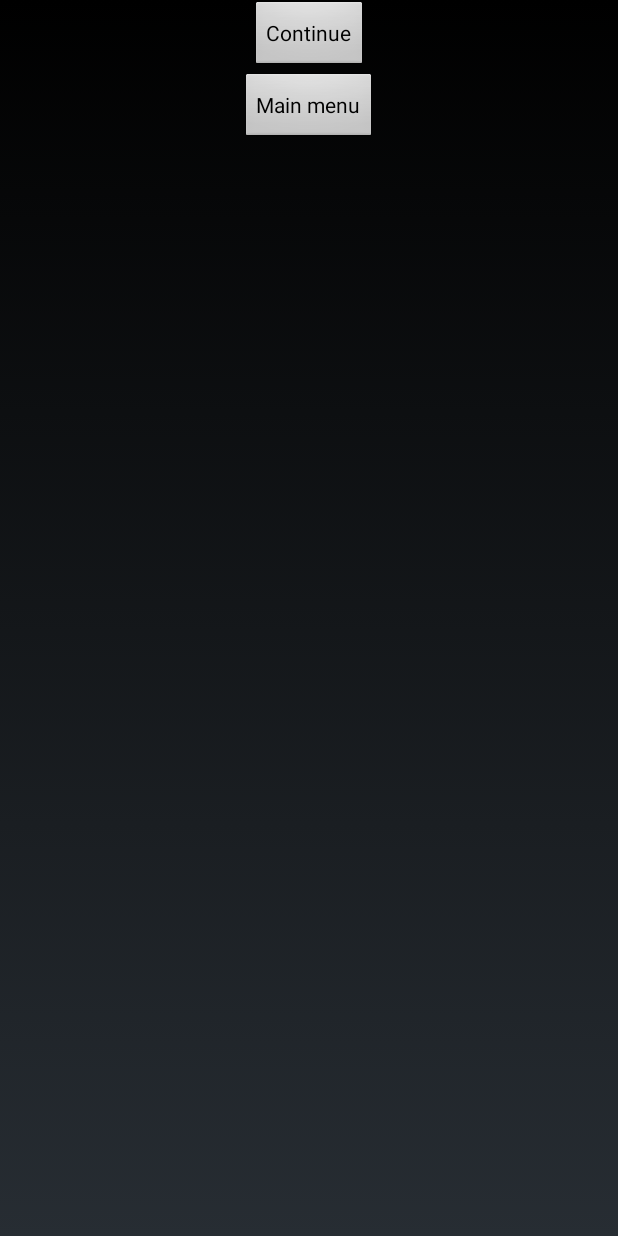
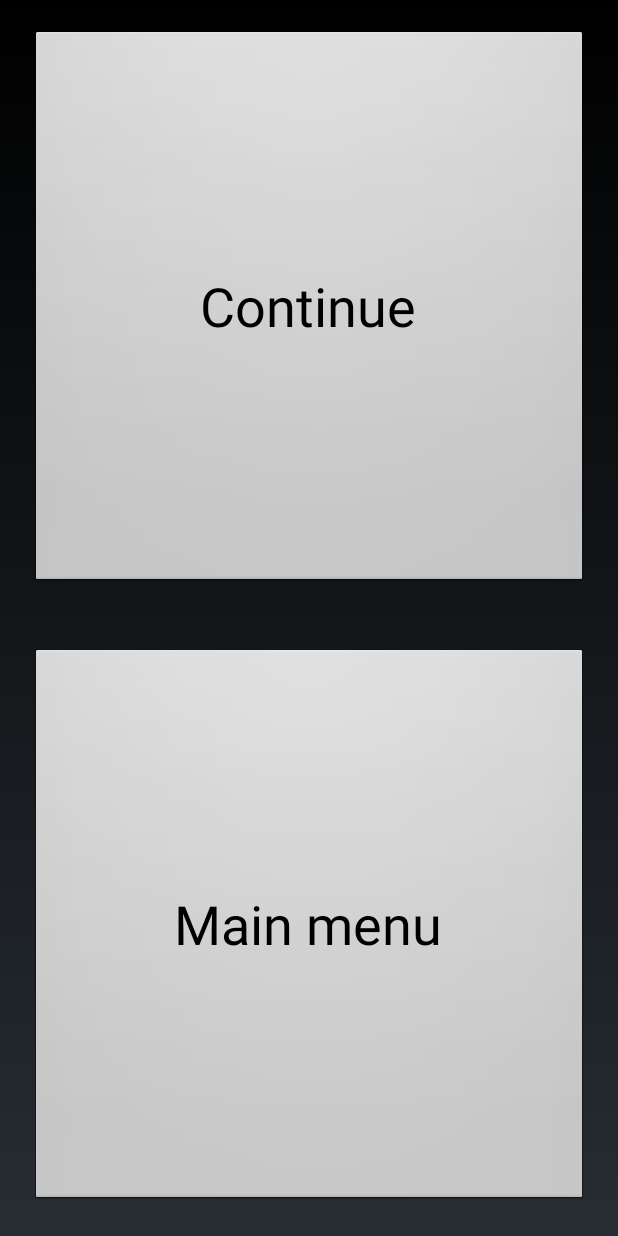
Before and after one commit to vladb55/Starsurge, an Android app: the layout pause_menu.xml on its own in the app's theme, with its tools: preview values and no code run, on a phone screen of 412 x 824 dp. Run offline under Robolectric (Android 15) with nearby library versions, the phone set to English and light mode, and no system bars.

Commit message:
Дизайн меню "Пауза"
Изменен размер текста и кнопок в меню "Пауза".

```diff
--- a/app/src/main/res/layout/pause_menu.xml
+++ b/app/src/main/res/layout/pause_menu.xml
@@ -8,17 +8,23 @@
         android:layout_height="fill_parent">
 
         <Button
-            android:layout_width="wrap_content"
+            android:layout_width="fill_parent"
             android:layout_height="wrap_content"
             android:text="@string/str_btn_continue"
             android:id="@+id/btnContinue"
-            android:layout_gravity="center_horizontal" />
+            android:layout_gravity="center_horizontal"
+            android:layout_weight="1"
+            android:layout_margin="20dp"
+            android:textSize="36sp" />
 
         <Button
-            android:layout_width="wrap_content"
+            android:layout_width="fill_parent"
             android:layout_height="wrap_content"
             android:text="@string/str_btn_mainMenu"
             android:id="@+id/btnGoMain"
-            android:layout_gravity="center_horizontal" />
+            android:layout_gravity="center_horizontal"
+            android:layout_weight="1"
+            android:layout_margin="20dp"
+            android:textSize="36sp" />
     </LinearLayout>
 </RelativeLayout>
```
